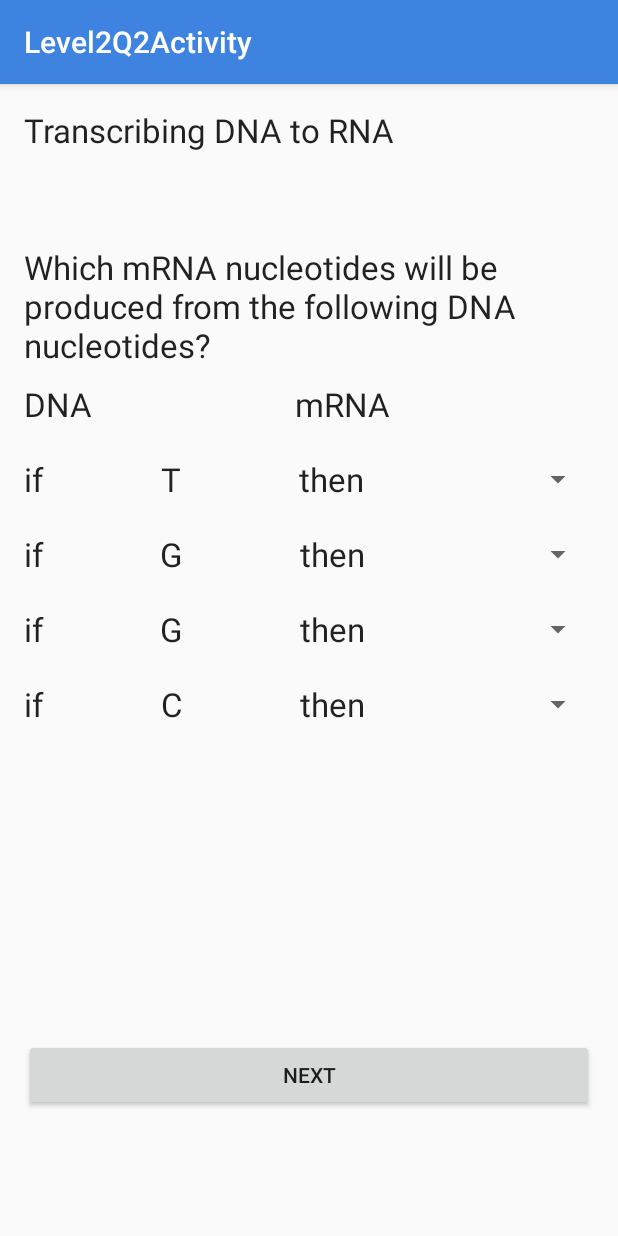
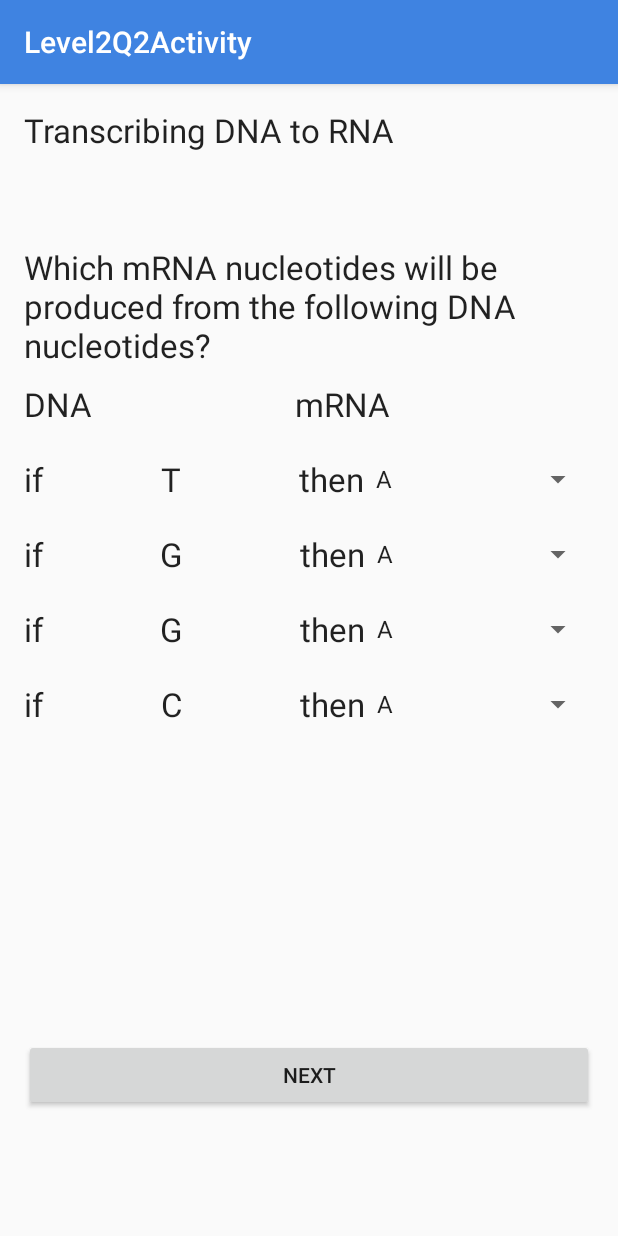
Before and after one commit to skarpath/MajorReady, an Android app: the Level2Q2Activity screen opened directly, with no data from a screen before it, on a phone screen of 412 x 824 dp. Run offline under Robolectric (Android 15) with nearby library versions, the phone set to English and light mode, and no system bars.

```diff
--- a/app/src/main/java/com/stephenk/majorready/Level2Q2Activity.java
+++ b/app/src/main/java/com/stephenk/majorready/Level2Q2Activity.java
@@ -7,7 +7,9 @@ import android.support.design.widget.Snackbar;
 import android.support.v7.app.AppCompatActivity;
 import android.support.v7.widget.Toolbar;
 import android.view.View;
+import android.widget.ArrayAdapter;
 import android.widget.Button;
+import android.widget.Spinner;
 
 public class Level2Q2Activity extends AppCompatActivity {
 
@@ -31,6 +33,21 @@ public class Level2Q2Activity extends AppCompatActivity {
         });
 
 
+        Spinner spinner1 = (Spinner) findViewById(R.id.L2Q2Spinner1);
+        Spinner spinner2 = (Spinner) findViewById(R.id.L2Q2Spinner2);
+        Spinner spinner3 = (Spinner) findViewById(R.id.L2Q2Spinner3);
+        Spinner spinner4 = (Spinner) findViewById(R.id.L2Q2Spinner4);
+        // Create an ArrayAdapter using the string array and a default spinner layout
+        ArrayAdapter<CharSequence> adapter = ArrayAdapter.createFromResource(this, R.array.nucleotides, android.R.layout.simple_spinner_item);
+        // Specify the layout to use when the list of choices appears
+        adapter.setDropDownViewResource(android.R.layout.simple_spinner_dropdown_item);
+        // Apply the adapter to the spinner
+        spinner1.setAdapter(adapter);
+        spinner2.setAdapter(adapter);
+        spinner3.setAdapter(adapter);
+        spinner4.setAdapter(adapter);
+
+
     }
 
 }
--- a/app/src/main/res/layout/content_level2_q2.xml
+++ b/app/src/main/res/layout/content_level2_q2.xml
@@ -109,7 +109,7 @@
         <Spinner
             android:layout_width="74dp"
             android:layout_height="wrap_content"
-            android:id="@+id/L2Q2Spinner2"
+            android:id="@+id/L2Q2Spinner1"
             android:layout_weight="1"
             android:layout_centerVertical="true"
             android:layout_centerHorizontal="true"
@@ -150,7 +150,7 @@
         <Spinner
             android:layout_width="74dp"
             android:layout_height="wrap_content"
-            android:id="@+id/L2Q2Spinner3"
+            android:id="@+id/L2Q2Spinner2"
             android:layout_weight="1"
             android:layout_centerVertical="true"
             android:layout_centerHorizontal="true"
@@ -193,7 +193,7 @@
         <Spinner
             android:layout_width="74dp"
             android:layout_height="wrap_content"
-            android:id="@+id/L2Q2Spinner4"
+            android:id="@+id/L2Q2Spinner3"
             android:layout_weight="1"
             android:layout_centerVertical="true"
             android:layout_centerHorizontal="true"
@@ -234,7 +234,7 @@
         <Spinner
             android:layout_width="74dp"
             android:layout_height="wrap_content"
-            android:id="@+id/spinner"
+            android:id="@+id/L2Q2Spinner4"
             android:layout_weight="1"
             android:layout_centerVertical="true"
             android:layout_centerHorizontal="true"
--- /dev/null
+++ b/app/src/main/res/values/level2Q2Spinners.xml
@@ -0,0 +1,10 @@
+<?xml version="1.0" encoding="utf-8"?>
+<resources>
+    <string-array name="nucleotides">
+        <item>A</item>
+        <item>T</item>
+        <item>U</item>
+        <item>G</item>
+        <item>C</item>
+    </string-array>
+</resources>
```
